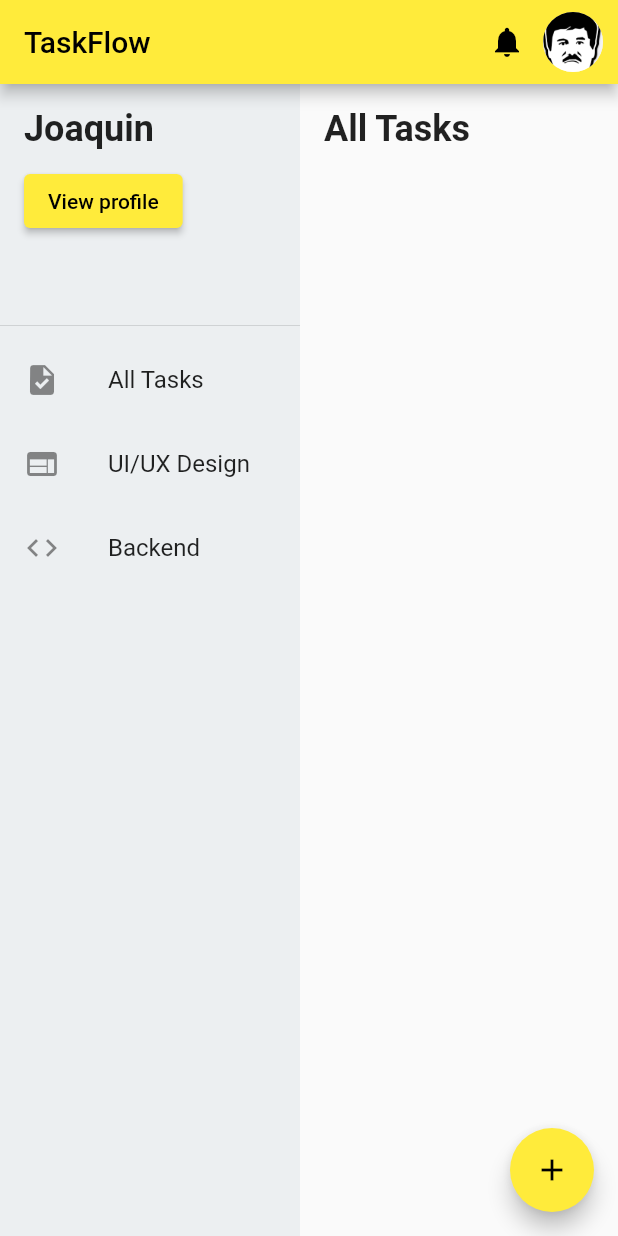
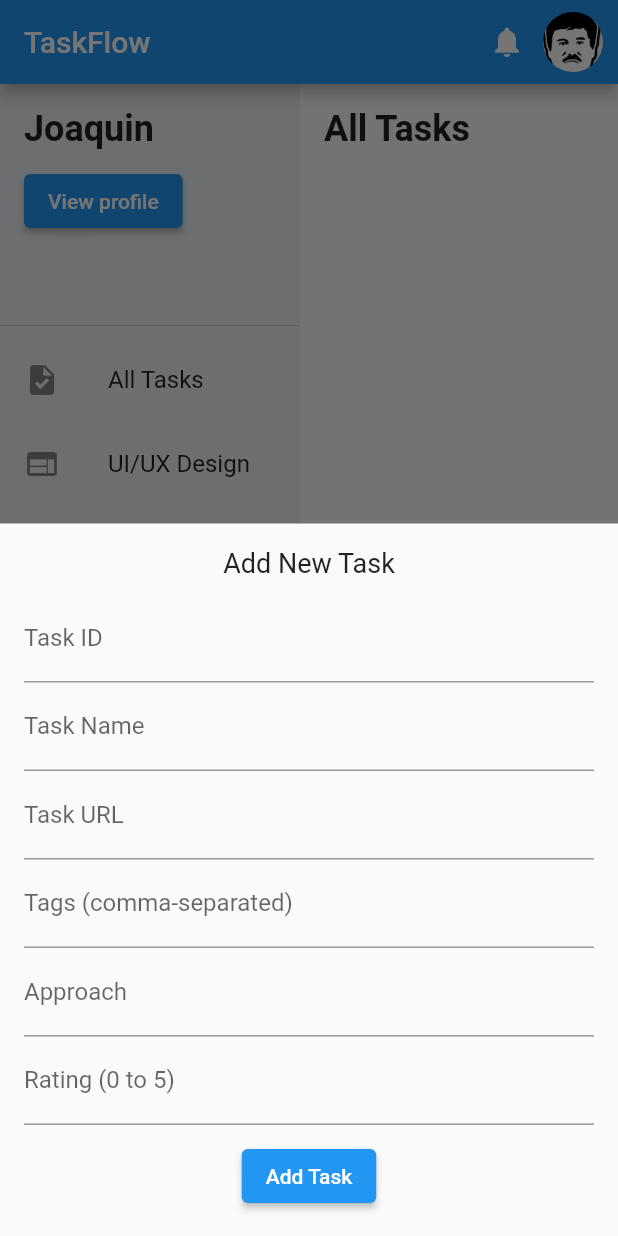
Before and after one commit to Joaquin144/DSA-Tracker-Dashboard, a Flutter app: the screen it shows after launch, after a tap on the "add" icon, on a phone screen of 412 x 824 dp. Run offline on Flutter 3.47's test engine with Material 2 defaults, Android fonts, the phone set to English and light mode, and no system bars; our stand-ins replace cloud_firestore, firebase_core, flutter_bloc, shared_preferences; accounts and stored records are empty; generated files the repository leaves out were written again.

Commit message:
Add support for themes

```diff
--- a/lib/app/task_tracker_app.dart
+++ b/lib/app/task_tracker_app.dart
@@ -1,3 +1,4 @@
+import 'package:dsa_tracker/common/themes/theme_cubit.dart';
 import 'package:dsa_tracker/dashboard/blocs/task_bloc.dart';
 import 'package:dsa_tracker/dashboard/blocs/task_event.dart';
 import 'package:dsa_tracker/dashboard/repositories/task_repository.dart';
@@ -11,16 +12,25 @@ class TaskTrackerApp extends StatelessWidget {
   Widget build(BuildContext context) {
     final TaskRepository taskRepository = TaskRepository(TaskServiceImpl());
 
-    return MaterialApp(
-      title: 'Task Tracker',
-      theme: ThemeData(
-        primarySwatch: Colors.yellow,
+    return MultiBlocProvider(
+      providers: [
+        BlocProvider(
+          create: (context) => ThemeCubit()..loadThemeFromPrefs(),
+        ),
+        BlocProvider(
+          create: (context) => TaskBloc(taskRepository)..add(FetchTasks()),
+        ),
+      ],
+      child: BlocBuilder<ThemeCubit, ThemeData>(
+        builder: (context, theme) {
+          return MaterialApp(
+            title: 'Task Tracker',
+            theme: theme, // Apply the selected theme
+            home: TaskDashboard(),
+            debugShowCheckedModeBanner: false,
+          );
+        },
       ),
-      home: BlocProvider(
-        create: (context) => TaskBloc(taskRepository)..add(FetchTasks()),
-        child: TaskDashboard(),
-      ),
-      debugShowCheckedModeBanner: false,
     );
   }
 }
--- /dev/null
+++ b/lib/common/themes/theme_cubit.dart
@@ -0,0 +1,79 @@
+import 'package:flutter/material.dart';
+import 'package:flutter_bloc/flutter_bloc.dart';
+import 'package:shared_preferences/shared_preferences.dart';
+
+// Define available themes with additional color themes
+enum AppTheme {
+  Light,
+  Dark,
+  Yellow,
+  Red,
+  Green,
+  Purple,
+  Orange,
+  Pink,
+  Cyan,
+  Indigo,
+  Brown,
+  Teal,
+}
+
+// Mapping AppTheme to actual ThemeData
+final appThemeData = {
+  AppTheme.Light: ThemeData(
+    brightness: Brightness.light,
+    primarySwatch: Colors.blue,
+  ),
+  AppTheme.Dark: ThemeData(
+    brightness: Brightness.dark,
+    primarySwatch: Colors.grey,
+  ),
+  AppTheme.Yellow: ThemeData(
+    primarySwatch: Colors.yellow,
+  ),
+  AppTheme.Red: ThemeData(
+    primarySwatch: Colors.red,
+  ),
+  AppTheme.Green: ThemeData(
+    primarySwatch: Colors.green,
+  ),
+  AppTheme.Purple: ThemeData(
+    primarySwatch: Colors.purple,
+  ),
+  AppTheme.Orange: ThemeData(
+    primarySwatch: Colors.orange,
+  ),
+  AppTheme.Pink: ThemeData(
+    primarySwatch: Colors.pink,
+  ),
+  AppTheme.Cyan: ThemeData(
+    primarySwatch: Colors.cyan,
+  ),
+  AppTheme.Indigo: ThemeData(
+    primarySwatch: Colors.indigo,
+  ),
+  AppTheme.Brown: ThemeData(
+    primarySwatch: Colors.brown,
+  ),
+  AppTheme.Teal: ThemeData(
+    primarySwatch: Colors.teal,
+  ),
+};
+
+class ThemeCubit extends Cubit<ThemeData> {
+  ThemeCubit() : super(appThemeData[AppTheme.Light]!);
+
+  // Load theme from SharedPreferences at startup
+  Future<void> loadThemeFromPrefs() async {
+    final prefs = await SharedPreferences.getInstance();
+    final themeIndex = prefs.getInt('theme') ?? 0; // Default to Light theme
+    updateTheme(AppTheme.values[themeIndex]);
+  }
+
+  // Update theme and save to SharedPreferences
+  void updateTheme(AppTheme theme) async {
+    emit(appThemeData[theme]!);
+    final prefs = await SharedPreferences.getInstance();
+    await prefs.setInt('theme', theme.index); // Save theme index
+  }
+}
--- a/lib/dashboard/services/actual/task_service_impl.dart
+++ b/lib/dashboard/services/actual/task_service_impl.dart
@@ -15,6 +15,7 @@ class TaskServiceImpl extends TaskService {
         tags: List<String>.from(data['tags']),
         approach: data['approach'],
         rating: data['rating'].toDouble(),
+        url: data['url'],
       );
     }).toList();
   }
@@ -26,6 +27,7 @@ class TaskServiceImpl extends TaskService {
       'tags': task.tags,
       'approach': task.approach,
       'rating': task.rating,
+      'url': task.url
     });
   }
 }
--- a/lib/dashboard/services/mocked/task_service_mock.dart
+++ b/lib/dashboard/services/mocked/task_service_mock.dart
@@ -10,13 +10,17 @@ class TaskServiceMock extends TaskService {
         name: 'Koko Eating Bananas',
         tags: ['Binary Search'],
         approach: 'Try Binary Search on Answer',
-          rating: 5.0),
+        rating: 5.0,
+        url: 'https://leetcode.com/problems/koko-eating-bananas/',
+      ),
       TaskModel(
         id: 2,
-          name: 'Max Islands',
+        name: 'Number of Islands',
         tags: ['BFS', 'DFS', 'Graphs'],
         approach: 'Start from all nodes and maintain islands count',
-          rating: 4.0),
+        rating: 4.0,
+        url: 'https://leetcode.com/problems/number-of-islands/description/',
+      ),
       // Add more tasks
     ];
   }
--- /dev/null
+++ b/lib/dashboard/ui/components/add_task_form.dart
@@ -0,0 +1,129 @@
+import 'package:dsa_tracker/dashboard/blocs/task_bloc.dart';
+import 'package:dsa_tracker/dashboard/blocs/task_event.dart';
+import 'package:dsa_tracker/dashboard/models/task_model.dart';
+import 'package:flutter/material.dart';
+import 'package:flutter_bloc/flutter_bloc.dart';
+
+class AddTaskForm extends StatefulWidget {
+  @override
+  _AddTaskFormState createState() => _AddTaskFormState();
+}
+
+class _AddTaskFormState extends State<AddTaskForm> {
+  final _formKey = GlobalKey<FormState>();
+
+  // Controllers for form fields
+  final TextEditingController _idController = TextEditingController();
+  final TextEditingController _nameController = TextEditingController();
+  final TextEditingController _urlController = TextEditingController();
+  final TextEditingController _tagsController = TextEditingController();
+  final TextEditingController _approachController = TextEditingController();
+  final TextEditingController _ratingController = TextEditingController();
+
+  @override
+  Widget build(BuildContext context) {
+    return Padding(
+      padding: const EdgeInsets.all(16.0),
+      child: Form(
+        key: _formKey,
+        child: Column(
+          mainAxisSize: MainAxisSize.min,
+          children: [
+            Text('Add New Task', style: TextStyle(fontSize: 18)),
+            SizedBox(height: 10),
+            // ID Field (Required)
+            TextFormField(
+              controller: _idController,
+              decoration: InputDecoration(labelText: 'Task ID'),
+              keyboardType: TextInputType.number,
+              validator: (value) {
+                if (value == null || value.isEmpty) {
+                  return 'Please enter the Task ID';
+                }
+                return null;
+              },
+            ),
+            // Name Field (Required)
+            TextFormField(
+              controller: _nameController,
+              decoration: InputDecoration(labelText: 'Task Name'),
+              validator: (value) {
+                if (value == null || value.isEmpty) {
+                  return 'Please enter the Task Name';
+                }
+                return null;
+              },
+            ),
+            // URL Field (Required)
+            TextFormField(
+              controller: _urlController,
+              decoration: InputDecoration(labelText: 'Task URL'),
+              validator: (value) {
+                if (value == null || value.isEmpty) {
+                  return 'Please enter the Task URL';
+                }
+                return null;
+              },
+            ),
+            // Tags Field (Optional)
+            TextFormField(
+              controller: _tagsController,
+              decoration: InputDecoration(labelText: 'Tags (comma-separated)'),
+            ),
+            // Approach Field (Optional)
+            TextFormField(
+              controller: _approachController,
+              decoration: InputDecoration(labelText: 'Approach'),
+            ),
+            // Rating Field (Optional)
+            TextFormField(
+              controller: _ratingController,
+              decoration: InputDecoration(labelText: 'Rating (0 to 5)'),
+              keyboardType: TextInputType.number,
+            ),
+            SizedBox(height: 10),
+            ElevatedButton(
+              onPressed: () {
+                if (_formKey.currentState!.validate()) {
+                  // Add the new task
+                  final taskBloc = BlocProvider.of<TaskBloc>(context);
+                  final newTask = TaskModel(
+                    id: int.parse(_idController.text),
+                    name: _nameController.text,
+                    url: _urlController.text,
+                    tags: _tagsController.text.isNotEmpty
+                        ? _tagsController.text
+                            .split(',')
+                            .map((e) => e.trim())
+                            .toList()
+                        : null,
+                    approach: _approachController.text.isNotEmpty
+                        ? _approachController.text
+                        : null,
+                    rating: _ratingController.text.isNotEmpty
+                        ? double.tryParse(_ratingController.text)
+                        : null,
+                  );
+                  taskBloc.add(AddTask(newTask));
+                  Navigator.pop(context); // Close the modal
+                }
+              },
+              child: Text('Add Task'),
+            ),
+          ],
+        ),
+      ),
+    );
+  }
+
+  @override
+  void dispose() {
+    _idController.dispose();
+    _nameController.dispose();
+    _urlController.dispose();
+    _tagsController.dispose();
+    _approachController.dispose();
+    _ratingController.dispose();
+    super.dispose();
+  }
+}
--- a/lib/dashboard/ui/components/main_sidebar.dart
+++ b/lib/dashboard/ui/components/main_sidebar.dart
@@ -1,6 +1,7 @@
 // Sidebar widget for tag filtering
 import 'package:dsa_tracker/dashboard/blocs/task_bloc.dart';
 import 'package:dsa_tracker/dashboard/blocs/task_event.dart';
+import 'package:dsa_tracker/settings/settings_screen.dart';
 import 'package:flutter/material.dart';
 import 'package:flutter_bloc/flutter_bloc.dart';
 
@@ -22,7 +23,11 @@ class MainSidebar extends StatelessWidget {
                     style:
                         TextStyle(fontSize: 24, fontWeight: FontWeight.bold)),
                 SizedBox(height: 10),
-                ElevatedButton(onPressed: () {}, child: Text('View profile'))
+                ElevatedButton(
+                    onPressed: () {
+                      _openSettings(context);
+                    },
+                    child: Text('View profile'))
               ],
             ),
           ),
@@ -51,4 +56,10 @@ class MainSidebar extends StatelessWidget {
       ),
     );
   }
+
+  void _openSettings(BuildContext context) {
+    Navigator.of(context).push(
+      MaterialPageRoute(builder: (context) => SettingsScreen()),
+    );
+  }
 }
--- a/lib/dashboard/ui/components/task_row.dart
+++ b/lib/dashboard/ui/components/task_row.dart
@@ -4,16 +4,16 @@ class TaskRow extends StatelessWidget {
   final int serialNo;
   final String taskName;
   final List<String> tags;
-  final String approach;
-  final double rating;
+  final String? approach;
+  final double? rating;
   final VoidCallback onTaskClick;
 
   TaskRow({
     required this.serialNo,
     required this.taskName,
     required this.tags,
-    required this.approach,
-    required this.rating,
+    this.approach,
+    this.rating,
     required this.onTaskClick,
   });
 
@@ -43,11 +43,19 @@ class TaskRow extends StatelessWidget {
           ),
           Expanded(
             flex: 2,
-            child: Text(approach),
+            child: Text(approach ?? ''),
           ),
           Expanded(
             flex: 1,
-            child: Text(rating.toString()),
+            child: Row(
+              children: List.generate(5, (index) {
+                return Icon(
+                  index < (rating ?? 0) ? Icons.star : Icons.star_border,
+                  color: Colors.amber,
+                  size: 16,
+                );
+              }),
+            ),
           ),
         ],
       ),
--- a/lib/dashboard/ui/task_tracker_dashboard.dart
+++ b/lib/dashboard/ui/task_tracker_dashboard.dart
@@ -1,7 +1,7 @@
 import 'package:dsa_tracker/dashboard/blocs/task_bloc.dart';
-import 'package:dsa_tracker/dashboard/blocs/task_event.dart';
 import 'package:dsa_tracker/dashboard/blocs/task_state.dart';
 import 'package:dsa_tracker/dashboard/models/task_model.dart';
+import 'package:dsa_tracker/dashboard/ui/components/add_task_form.dart';
 import 'package:dsa_tracker/dashboard/ui/components/main_sidebar.dart';
 import 'package:dsa_tracker/dashboard/ui/components/task_row.dart';
 import 'package:flutter/material.dart';
@@ -55,10 +55,10 @@ class TaskDashboard extends StatelessWidget {
                               return TaskRow(
                                 serialNo: task.id,
                                 taskName: task.name,
-                                tags: task.tags,
+                                tags: task.tags ?? [],
                                 approach: task.approach,
                                 rating: task.rating,
-                                onTaskClick: () => _openTaskUrl(task.id),
+                                onTaskClick: () => _openTaskUrl(task.url),
                               );
                             },
                           ),
@@ -77,29 +77,35 @@ class TaskDashboard extends StatelessWidget {
         ],
       ),
       floatingActionButton: FloatingActionButton(
-        onPressed: () {
-          // Trigger the add task event in Bloc
-          final taskBloc = BlocProvider.of<TaskBloc>(context);
-          taskBloc.add(AddTask(TaskModel(
-              id: 7,
-              name: 'New Task',
-              tags: ['New Tag'],
-              approach: 'New Approach',
-              rating: 4)));
-        },
+        onPressed: () => _showAddTaskModal(context),
         child: Icon(Icons.add),
         tooltip: 'Add Task',
       ),
     );
   }
 
-  void _openTaskUrl(int taskId) async {
+  void _openTaskUrl(String urlString) async {
     // Open task URL in a new browser tab
-    final url = 'http://localhost:8080/tasks/$taskId';
-    if (await canLaunch(url)) {
-      await launch(url);
+    //final url = Uri(path: urlString);
+    if (await canLaunch(urlString)) {
+      await launch(urlString);
     } else {
-      throw 'Could not launch $url';
+      throw 'Could not launch $urlString';
     }
   }
+
+  void _showAddTaskModal(BuildContext context) {
+    showModalBottomSheet(
+      isScrollControlled: true,
+      context: context,
+      builder: (BuildContext context) {
+        return Padding(
+          padding: EdgeInsets.only(
+            bottom: MediaQuery.of(context).viewInsets.bottom,
+          ),
+          child: AddTaskForm(),
+        );
+      },
+    );
+  }
 }
--- a/pubspec.yaml
+++ b/pubspec.yaml
@@ -41,6 +41,8 @@ dependencies:
   firebase_core: ^2.24.2
   firebase_auth: ^4.16.0
   cloud_firestore: ^4.14.0
+  shared_preferences: ^2.2.2
+
 
 dev_dependencies:
   flutter_test:
```
Also changed, not shown: lib/dashboard/blocs/task_bloc.dart (+5 -4 lines), lib/settings/settings_screen.dart (added, +89 -0 lines), pubspec.lock, 1 other file. Lines whose indentation alone changed are shown as unchanged.
